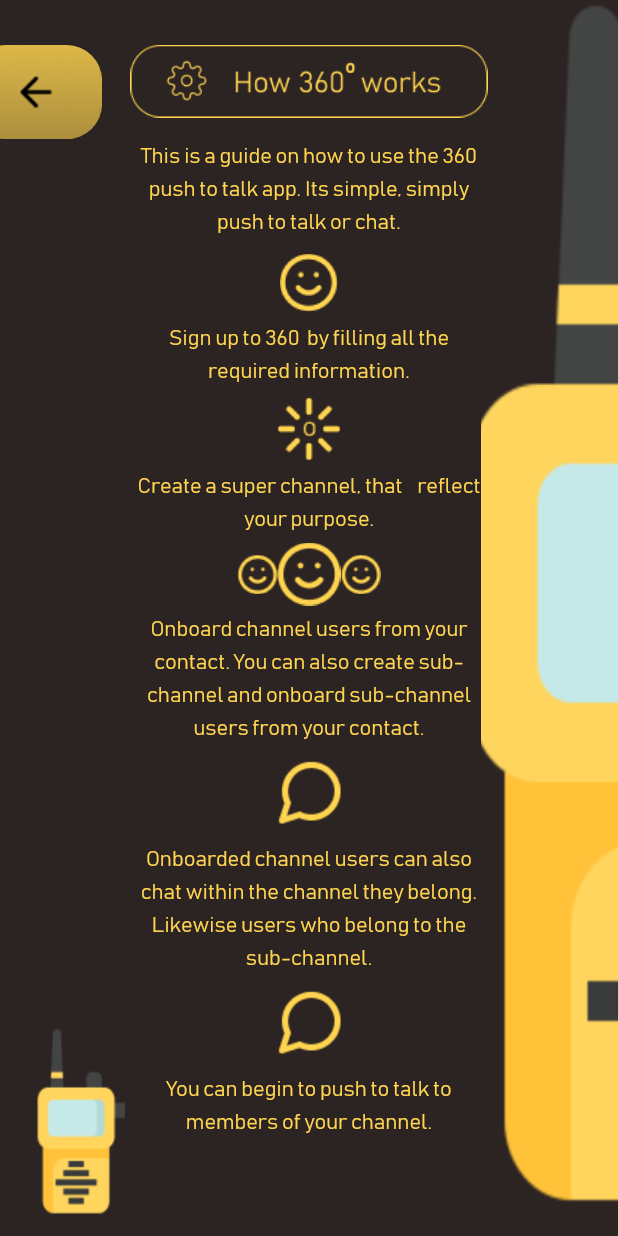
After one commit to raymondDangdat/360_walki_talkie, a Flutter app: the HowItWorks screen opened by its route, on a phone screen of 412 x 824 dp. The commit adds this screen. Run offline on Flutter 3.47's test engine with Material 2 defaults, Android fonts, the phone set to English and light mode, and no system bars; our stand-ins replace cloud_firestore, dropdown_button2, firebase_auth, firebase_core, flutter_screenutil, flutter_svg and 3 more; accounts and stored records are empty; project files that could hold a hidden picture were left out.

Commit message:
How it works screen

```diff
--- a/lib/resources/font_manager.dart
+++ b/lib/resources/font_manager.dart
@@ -11,7 +11,7 @@ class FontWeightManager{
   static const FontWeight hintWeight = FontWeight.w500;
   static const FontWeight medium = FontWeight.w500;
   static const FontWeight semiBold = FontWeight.w600;
-  static const FontWeight regular = FontWeight.w400;
+  static const FontWeight regular = FontWeight.w300;
 }
 
 class FontSize{
--- a/lib/resources/image_manager.dart
+++ b/lib/resources/image_manager.dart
@@ -29,6 +29,17 @@ class AppImages {
   static const tapToTalk = "assets/images/tap_to _speak.svg";
   static const speaker = "assets/images/speaker.svg";
   static const option = "assets/images/option.svg";
+  static const howItWorksTalkie = "assets/images/how_it_works_walkie.png";
+  static const howItWorksTalkieSmall = "assets/images/walkie_how_it_works_small.png";
+  static const backButtonBg = "assets/images/back_button_bg.png";
+  static const arrowLeft = "assets/images/arrow-left.png";
+  static const how360Works = "assets/images/how_360_works.png";
+  static const smileFace = "assets/images/smile.png";
+  static const loader = "assets/images/loader.png";
+  static const smileSmall = "assets/images/smile_small.png";
+  static const smileBig = "assets/images/smile_big.png";
+  static const messageCircle = "assets/images/message-circle.png";
+
 
 
 }
--- a/lib/resources/navigation_utils.dart
+++ b/lib/resources/navigation_utils.dart
@@ -38,3 +38,7 @@ void openFixPasswordScreen(BuildContext context) async{
 void openLoginScreen(BuildContext context) async{
   Navigator.pushNamed(context, Routes.loginScreen);
 }
+
+void openHowItWorksScreen(BuildContext context) async{
+  Navigator.pushNamed(context, Routes.howItWorksScreen);
+}
--- a/lib/resources/routes_manager.dart
+++ b/lib/resources/routes_manager.dart
@@ -5,6 +5,7 @@ import 'package:walkie_talkie_360/views/channels_type_view/channel_types_view.da
 import 'package:walkie_talkie_360/views/create_brand_new_channel/create_brand_new_channel.dart';
 import 'package:walkie_talkie_360/views/fix_password_screen/fix_password_screen.dart';
 import 'package:walkie_talkie_360/views/generate_channel_qr_code/generate_channel_qr_code.dart';
+import 'package:walkie_talkie_360/views/how_it_works/how_it_works_screen.dart';
 import 'package:walkie_talkie_360/views/nav_screen/nav_screen_view.dart';
 
 import '../views/create_account_view/create_account_view.dart';
@@ -25,6 +26,7 @@ class Routes {
   static const generateChannelQrCode = "/generate_qr_code";
   static const loginScreen = "/login_screen";
   static const fixPasswordScreen = "/fix_password_screen";
+  static const howItWorksScreen = "/how_it_works";
 
 }
 
@@ -51,6 +53,8 @@ class RouteGenerator {
         return MaterialPageRoute(builder: (_) => const LoginScreen());
       case Routes.fixPasswordScreen:
         return MaterialPageRoute(builder: (_) => const FixPasswordScreen());
+      case Routes.howItWorksScreen:
+        return MaterialPageRoute(builder: (_) => const HowItWorks());
       default:
         return undefinedRoute();
     }
--- a/lib/resources/strings_manager.dart
+++ b/lib/resources/strings_manager.dart
@@ -64,6 +64,13 @@ class AppStrings {
   static const userNameTaken = "Username already taken";
   static const allFieldsAreRequired = "All fields are required";
   static const enterValidEmailAndPassword = "Enter valid email and password";
+  static const thisIsAGuide = "This is a guide on how to use the 360  push to talk app. Its simple, simply push to talk or chat. ";
+  static const signUpTo360 = "Sign up to 360  by filling all the required information.";
+  static const createASupperChannel = "Create a super channel, that    reflect your purpose.";
+  static const onBoardChannelUsers = "Onboard channel users from your contact. You can also create sub-channel and onboard sub-channel users from your contact. ";
+  static const onBoardedChannelUsersCanAlso = "Onboarded channel users can also chat within the channel they belong. Likewise users who belong to the sub-channel. ";
+  static const youCanBeginToPush = "You can begin to push to talk to members of your channel.";
+
 
 
 
--- /dev/null
+++ b/lib/views/how_it_works/how_it_works_screen.dart
@@ -0,0 +1,167 @@
+import 'package:flutter/material.dart';
+import 'package:flutter_screenutil/flutter_screenutil.dart';
+import 'package:walkie_talkie_360/resources/font_manager.dart';
+import 'package:walkie_talkie_360/resources/image_manager.dart';
+import 'package:walkie_talkie_360/resources/strings_manager.dart';
+import 'package:walkie_talkie_360/resources/value_manager.dart';
+import 'package:walkie_talkie_360/widgets/custom_text.dart';
+
+import '../../resources/color_manager.dart';
+
+class HowItWorks extends StatelessWidget {
+  const HowItWorks({Key? key}) : super(key: key);
+
+  @override
+  Widget build(BuildContext context) {
+    return Scaffold(
+      backgroundColor: ColorManager.bgColor,
+      body: SafeArea(
+        child: Container(
+          height: MediaQuery.of(context).size.height,
+        color: Colors.black26,
+        width: MediaQuery.of(context).size.width,
+        child: Stack(
+          clipBehavior: Clip.none,
+          children: [
+            Positioned(
+              left: -20,
+              top: 30,
+              child: InkWell(
+                onTap: (){
+                  print("Print something");
+                },
+                child: Container(
+                  height: AppSize.s61.h,
+                  width: AppSize.s77.w,
+                  decoration: BoxDecoration(
+                    borderRadius: BorderRadius.circular(AppSize.s23.r),
+                    image: const DecorationImage(
+                        image: AssetImage(AppImages.backButtonBg),
+                        fit: BoxFit.cover)
+                  ),
+                  child: Image.asset(AppImages.arrowLeft),
+                ),
+              ),
+            ),
+
+            Positioned(
+              top: 30,
+              right: 0,
+              left: 0,
+              child: SizedBox(
+                height: MediaQuery.of(context).size.height,
+                child: SingleChildScrollView(
+                  physics: const NeverScrollableScrollPhysics(),
+                  child: Column(
+                    children: [
+                      SizedBox(
+                        width: AppSize.s208.w,
+                        child: Image.asset(AppImages.how360Works),
+                      ),
+                      SizedBox(height: AppSize.s14.h,),
+                      SizedBox(
+                        width: AppSize.s200.w,
+                        child: CustomTextWithLineHeight(
+                            text: AppStrings.thisIsAGuide,
+                          isCenterAligned: true,
+                          textColor: ColorManager.primaryColor,
+                        ),
+                      ),
+                      SizedBox(height: AppSize.s10.h,),
+                      Image.asset(AppImages.smileFace),
+                      SizedBox(height: AppSize.s6.h,),
+                      SizedBox(
+                        width: AppSize.s200.w,
+                        child: CustomTextWithLineHeight(
+                          text: AppStrings.signUpTo360,
+                          isCenterAligned: true,
+                          textColor: ColorManager.primaryColor,
+                          fontWeight: FontWeightManager.regular,
+                        ),
+                      ),
+
+                      SizedBox(height: AppSize.s5.h,),
+                      Image.asset(AppImages.loader),
+                      SizedBox(height: AppSize.s4.h,),
+
+                      SizedBox(
+                        width: AppSize.s200.w,
+                        child: CustomTextWithLineHeight(
+                          text: AppStrings.createASupperChannel,
+                          isCenterAligned: true,
+                          textColor: ColorManager.primaryColor,
+                          fontWeight: FontWeightManager.regular,
+                        ),
+                      ),
+                      SizedBox(height: AppSize.s5.h,),
+                      Row(
+                        mainAxisAlignment: MainAxisAlignment.center,
+                        children: [
+                          Image.asset(AppImages.smileSmall),
+                          Image.asset(AppImages.smileBig),
+                          Image.asset(AppImages.smileSmall),
+                        ],
+                      ),
+                      SizedBox(height: AppSize.s4.h,),
+                      SizedBox(
+                        width: AppSize.s200.w,
+                        child: CustomTextWithLineHeight(
+                          text: AppStrings.onBoardChannelUsers,
+                          isCenterAligned: true,
+                          textColor: ColorManager.primaryColor,
+                          fontWeight: FontWeightManager.regular,
+                        ),
+                      ),
+                      SizedBox(height: AppSize.s5.h,),
+                      Image.asset(AppImages.messageCircle),
+                      SizedBox(height: AppSize.s4.h,),
+
+                      SizedBox(
+                        width: AppSize.s200.w,
+                        child: CustomTextWithLineHeight(
+                          text: AppStrings.onBoardedChannelUsersCanAlso,
+                          isCenterAligned: true,
+                          textColor: ColorManager.primaryColor,
+                          fontWeight: FontWeightManager.regular,
+                        ),
+                      ),
+                      SizedBox(height: AppSize.s5.h,),
+                      Image.asset(AppImages.messageCircle),
+                      SizedBox(height: AppSize.s4.h,),
+                      SizedBox(
+                        width: AppSize.s200.w,
+                        child: CustomTextWithLineHeight(
+                          text: AppStrings.youCanBeginToPush,
+                          isCenterAligned: true,
+                          textColor: ColorManager.primaryColor,
+                          fontWeight: FontWeightManager.regular,
+                        ),
+                      ),
+                    ],
+                  ),
+                ),
+              ),
+            ),
+            Positioned(
+              right: 0,
+                bottom: 10,
+                child: Container(
+                  width: AppSize.s80.w,
+                    height: MediaQuery.of(context).size.height,
+                    decoration: const BoxDecoration(
+                      image: DecorationImage(
+                          image: AssetImage(AppImages.howItWorksTalkie),
+                          fit: BoxFit.cover)
+                    ),),
+            ),
+            Positioned(
+              left: 22,
+              bottom: 10,
+              child: Image.asset(AppImages.howItWorksTalkieSmall),
+            ),
+          ],
+        ),
+      ),)
+    );
+  }
+}
--- a/lib/views/on_boarding_screen/on_boarding.dart
+++ b/lib/views/on_boarding_screen/on_boarding.dart
@@ -200,7 +200,8 @@ class PageViewOnBoarding extends StatelessWidget {
               SizedBox(height: AppSize.s17.h,),
 
               WalkieButtonBordered(context: context, onTap: (){
-                openLoginScreen(context);
+                openHowItWorksScreen(context);
+                // openLoginScreen(context);
               },
                 title: AppStrings.howItWorks, textColor: ColorManager.textColor,
                 borderColor: ColorManager.textColor,),
```
Also changed, not shown: assets/images/arrow-left.png (added), assets/images/back_button_bg.png (added), assets/images/how_360_works.png (added), assets/images/how_it_works_walkie.png (added), assets/images/loader.png (added), assets/images/message-circle.png (added), assets/images/smile.png (added), assets/images/smile_big.png (added), assets/images/smile_small.png (added), assets/images/walkie_how_it_works_small.png (added), 2 other files.
